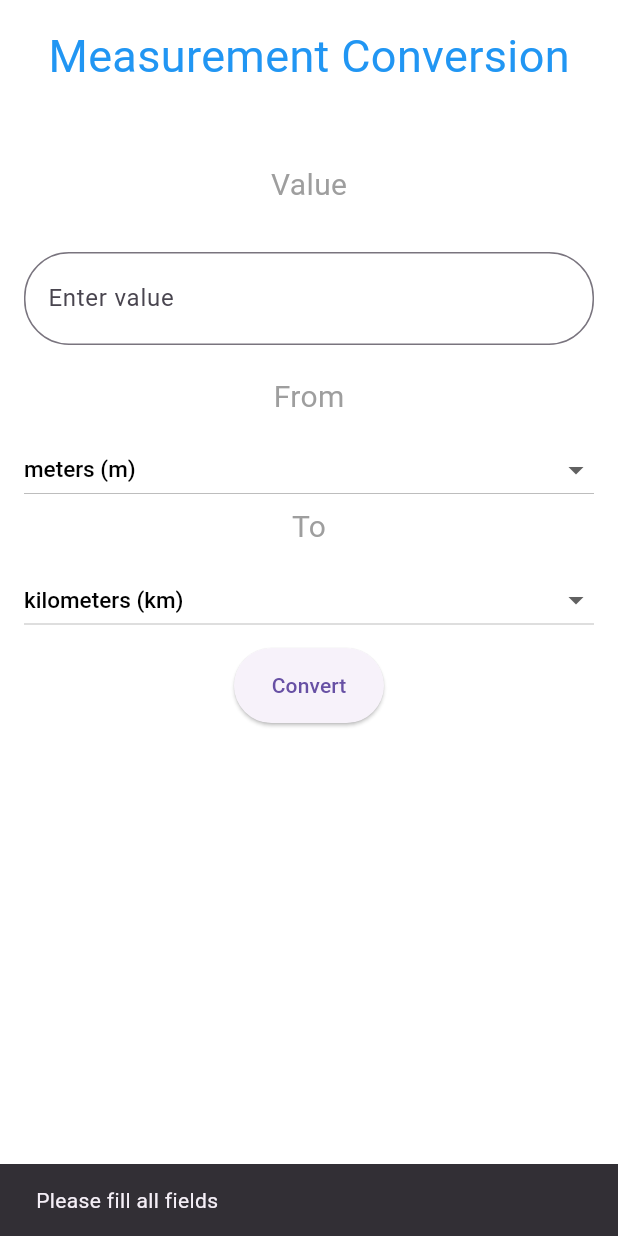
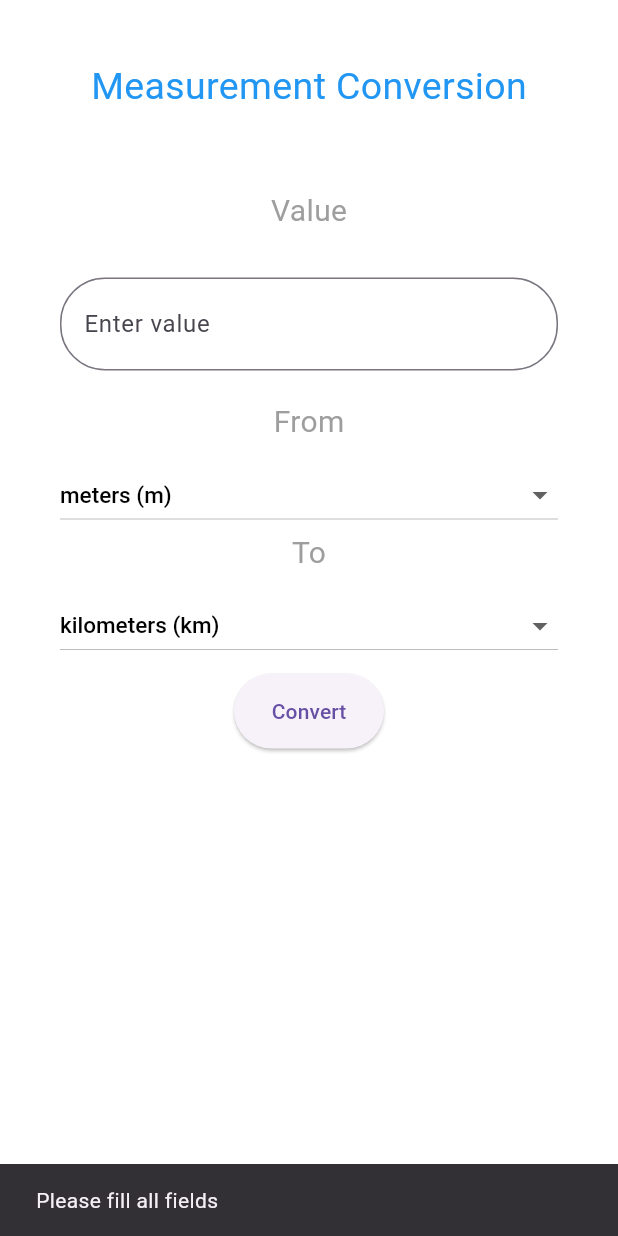
Before and after one commit to alexaryanfisher/measurement_app, a Flutter app: the screen it shows after launch, after a tap on "Convert", on a phone screen of 412 x 824 dp. Run offline on Flutter 3.47's test engine with Material 3 defaults, Android fonts, the phone set to English and light mode, and no system bars.

Commit message:
correcting decimal rounding, padding and formatting for conversion_app.

```diff
--- a/conversion_app/lib/main.dart
+++ b/conversion_app/lib/main.dart
@@ -78,7 +78,7 @@ class _ConverterState extends State<Converter> {
     var result = value * multiplier;
 
     resultMessage =
-        '${userInput.toString()} ${_startMeasurement} is equal to ${result.toString()} ${_convertMeasurement}';
+      '${userInput.toStringAsFixed(2)} $_startMeasurement is equal to ${result.toStringAsFixed(2)} $_convertMeasurement .';
 
     setState(() {
       resultMessage = resultMessage;
@@ -90,17 +90,18 @@ class _ConverterState extends State<Converter> {
   late String _convertMeasurement;
   late String resultMessage;
 
+  @override
   Widget build(BuildContext context) {
     return Scaffold(
       backgroundColor: Colors.white,
       body: Center(
         child: Padding(
-          padding: const EdgeInsets.all(16.0),
+          padding: const EdgeInsets.all(40.0),
           child: Column(
             children: [
               Text(
                 "Measurement Conversion",
-                style: TextStyle(fontSize: 30, color: Colors.blue),
+                style: TextStyle(fontSize: 25, color: Colors.blue),
               ),
               SizedBox(height: 50),
               Text("Value", style: TextStyle(fontSize: 20, color: Colors.grey)),
@@ -173,7 +174,7 @@ class _ConverterState extends State<Converter> {
               ),
               Padding(
                 padding: const EdgeInsets.all(8.0),
-                child: Container(
+                child: SizedBox(
                   width: 100,
                   height: 50,
                   child: ElevatedButton(
@@ -184,7 +185,7 @@ class _ConverterState extends State<Converter> {
                         ScaffoldMessenger.of(context).showSnackBar(
                           SnackBar(
                             content: Text('Please fill all fields'),
-                            duration: Duration(seconds: 2),
+                            duration: Duration(seconds: 4),
                           ),
                         );
                         return;
```
